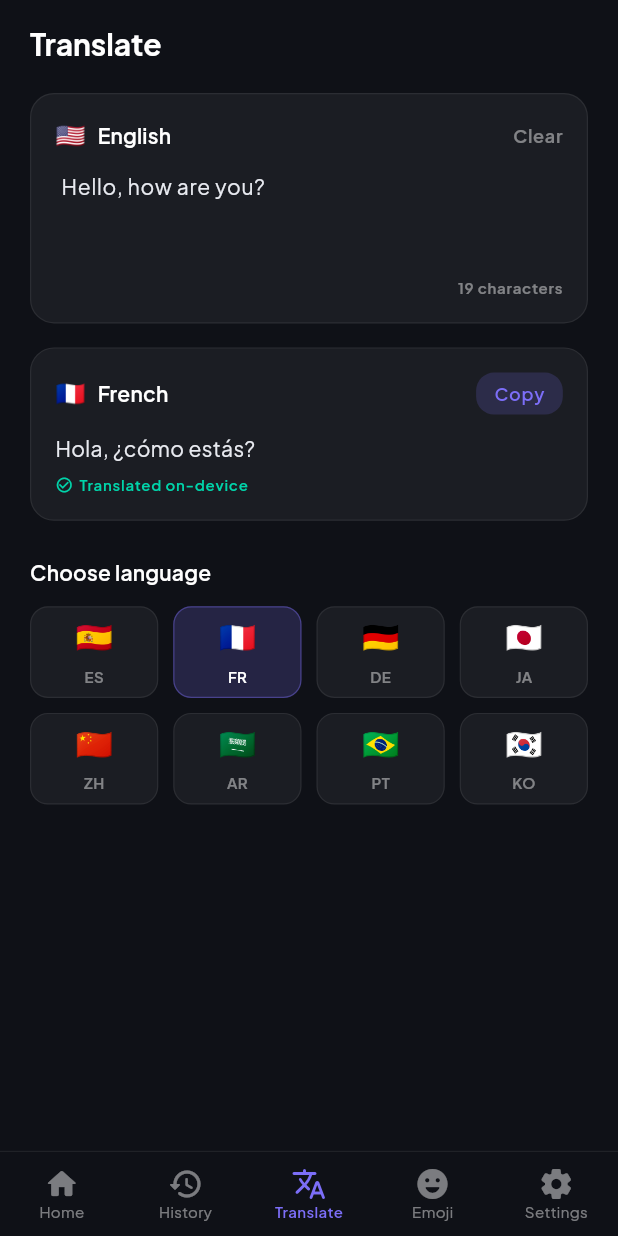
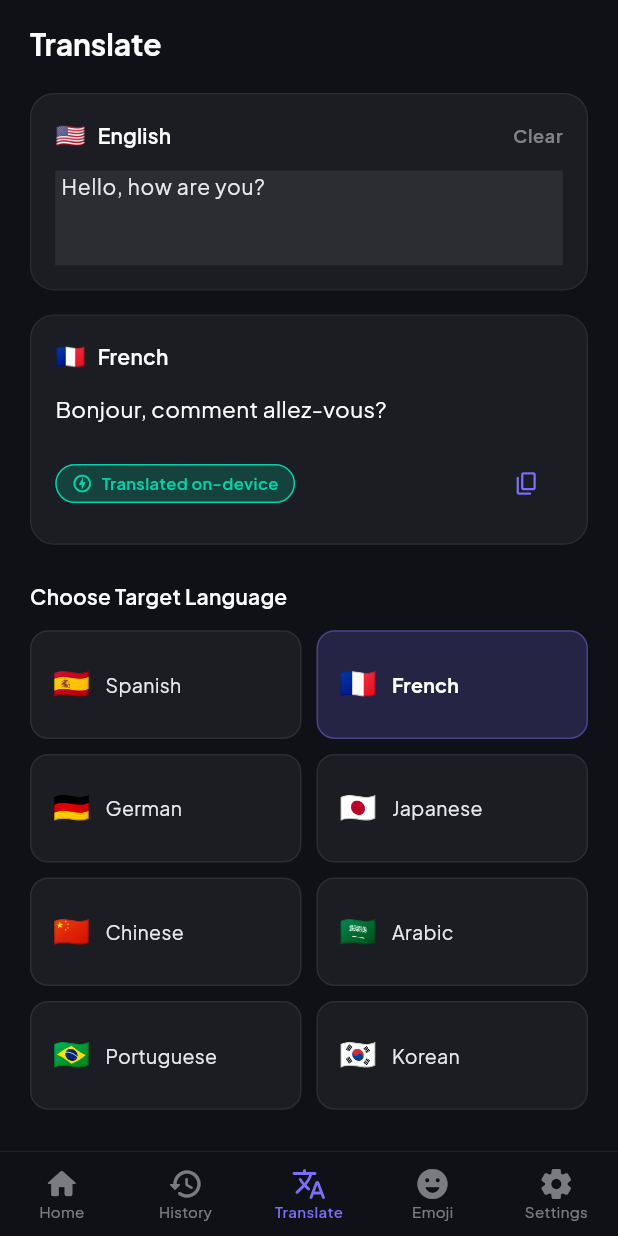
Before and after one commit to tramakrishna3012/KeyFlow, a Flutter app: the TranslateScreen screen opened by its route, after a tap on "🇫🇷", on a phone screen of 412 x 824 dp. Run offline on Flutter 3.47's test engine with Material 3 defaults, Android fonts, the phone set to English and light mode, and no system bars; our stand-ins replace flutter_riverpod, flutter_secure_storage, go_router, google_fonts, sqflite_sqlcipher; accounts and stored records are empty.

Commit message:
feat: add cloud-based translation workflow with privacy-focused approval UI and relay server integration

```diff
--- a/app/lib/features/translate/translate_screen.dart
+++ b/app/lib/features/translate/translate_screen.dart
@@ -1,34 +1,38 @@
 import 'package:flutter/material.dart';
-
+import 'package:flutter/services.dart';
+import 'package:flutter_riverpod/flutter_riverpod.dart';
 import '../../core/theme/app_colors.dart';
 import '../../core/widgets/keyflow_card.dart';
+import 'translation_providers.dart';
+import 'translation_service.dart';
 
-/// Translation screen matching the Figma "Translate" tab.
-///
-/// Shows: source language input textarea, target language output card,
-/// and a grid of language picker buttons.
-class TranslateScreen extends StatefulWidget {
+class TranslateScreen extends ConsumerStatefulWidget {
   const TranslateScreen({super.key});
 
   @override
-  State<TranslateScreen> createState() => _TranslateScreenState();
+  ConsumerState<TranslateScreen> createState() => _TranslateScreenState();
 }
 
-class _TranslateScreenState extends State<TranslateScreen> {
-  final _sourceController =
-      TextEditingController(text: 'Hello, how are you?');
-  String _selectedLang = 'ES';
+class _TranslateScreenState extends ConsumerState<TranslateScreen> {
+  late final TextEditingController _sourceController;
 
-  static const _languages = [
-    _Language(code: 'ES', flag: '🇪🇸', name: 'Spanish'),
-    _Language(code: 'FR', flag: '🇫🇷', name: 'French'),
-    _Language(code: 'DE', flag: '🇩🇪', name: 'German'),
-    _Language(code: 'JA', flag: '🇯🇵', name: 'Japanese'),
-    _Language(code: 'ZH', flag: '🇨🇳', name: 'Chinese'),
-    _Language(code: 'AR', flag: '🇸🇦', name: 'Arabic'),
-    _Language(code: 'PT', flag: '🇧🇷', name: 'Portuguese'),
-    _Language(code: 'KO', flag: '🇰🇷', name: 'Korean'),
+  static const List<Map<String, String>> _languages = [
+    {'code': 'es', 'flag': '🇪🇸', 'name': 'Spanish'},
+    {'code': 'fr', 'flag': '🇫🇷', 'name': 'French'},
+    {'code': 'de', 'flag': '🇩🇪', 'name': 'German'},
+    {'code': 'ja', 'flag': '🇯🇵', 'name': 'Japanese'},
+    {'code': 'zh', 'flag': '🇨🇳', 'name': 'Chinese'},
+    {'code': 'ar', 'flag': '🇸🇦', 'name': 'Arabic'},
+    {'code': 'pt', 'flag': '🇧🇷', 'name': 'Portuguese'},
+    {'code': 'ko', 'flag': '🇰🇷', 'name': 'Korean'},
   ];
+
+  @override
+  void initState() {
+    super.initState();
+    final initialText = ref.read(sourceTextProvider);
+    _sourceController = TextEditingController(text: initialText);
+  }
 
   @override
   void dispose() {
@@ -36,8 +40,56 @@ class _TranslateScreenState extends State<TranslateScreen> {
     super.dispose();
   }
 
+  void _onSourceTextChanged(String val) {
+    ref.read(sourceTextProvider.notifier).state = val;
+    // Reset per-use approval when text changes
+    ref.read(userApprovedCloudProvider.notifier).state = false;
+  }
+
+  void _requestCloudApproval(BuildContext context) {
+    showDialog(
+      context: context,
+      builder: (ctx) => AlertDialog(
+        title: const Row(
+          children: [
+            Icon(Icons.cloud_upload_outlined, color: AppColors.primary),
+            SizedBox(width: 10),
+            Text('Cloud Translation Approval', style: TextStyle(fontSize: 16)),
+          ],
+        ),
+        content: const Text(
+          'This text requires cloud translation. Send only this single text snippet to the KeyFlow Translation Relay Service?\n\nKeyFlow will never log or persist your text content.',
+          style: TextStyle(fontSize: 13, height: 1.4),
+        ),
+        actions: [
+          TextButton(
+            onPressed: () => Navigator.of(ctx).pop(),
+            child: const Text('Cancel'),
+          ),
+          ElevatedButton(
+            style: ElevatedButton.styleFrom(backgroundColor: AppColors.primary),
+            onPressed: () {
+              Navigator.of(ctx).pop();
+              ref.read(userApprovedCloudProvider.notifier).state = true;
+            },
+            child: const Text('Approve & Translate', style: TextStyle(color: Colors.white)),
+          ),
+        ],
+      ),
+    );
+  }
+
   @override
-  Widget build(BuildContext context) => Scaffold(
+  Widget build(BuildContext context) {
+    final translationAsync = ref.watch(translationResultProvider);
+    final selectedLang = ref.watch(targetLangProvider);
+
+    final currentLangObj = _languages.firstWhere(
+      (l) => l['code'] == selectedLang,
+      orElse: () => _languages.first,
+    );
+
+    return Scaffold(
       body: SafeArea(
         child: ListView(
           padding: const EdgeInsets.symmetric(horizontal: 20, vertical: 16),
@@ -47,22 +99,31 @@ class _TranslateScreenState extends State<TranslateScreen> {
               style: Theme.of(context).textTheme.headlineMedium,
             ),
             const SizedBox(height: 20),
+
+            // Source Text Input Box
             _buildSourceInput(context),
+
             const SizedBox(height: 16),
-              _buildTargetOutput(context),
+
+            // Target Translation Output Box
+            _buildTargetOutput(context, translationAsync, currentLangObj),
+
             const SizedBox(height: 24),
+
             Text(
-                'Choose language',
+              'Choose Target Language',
               style: Theme.of(context).textTheme.titleMedium,
             ),
             const SizedBox(height: 12),
-              _buildLanguageGrid(),
+            _buildLanguageGrid(selectedLang),
           ],
         ),
       ),
     );
+  }
 
-  Widget _buildSourceInput(BuildContext context) => KeyFlowCard(
+  Widget _buildSourceInput(BuildContext context) {
+    return KeyFlowCard(
       child: Column(
         crossAxisAlignment: CrossAxisAlignment.start,
         children: [
@@ -76,13 +137,13 @@ class _TranslateScreenState extends State<TranslateScreen> {
               ),
               const Spacer(),
               GestureDetector(
-                  onTap: _sourceController.clear,
+                onTap: () {
+                  _sourceController.clear();
+                  _onSourceTextChanged('');
+                },
                 child: Text(
                   'Clear',
-                    style: Theme.of(context)
-                        .textTheme
-                        .labelMedium
-                        ?.copyWith(color: AppColors.textMuted),
+                  style: Theme.of(context).textTheme.labelMedium?.copyWith(color: AppColors.textMuted),
                 ),
               ),
             ],
@@ -91,155 +152,203 @@ class _TranslateScreenState extends State<TranslateScreen> {
           TextField(
             controller: _sourceController,
             maxLines: 3,
+            onChanged: _onSourceTextChanged,
             style: const TextStyle(
               color: AppColors.textSecondary,
               fontSize: 14,
             ),
             decoration: const InputDecoration(
+              hintText: 'Enter or paste text to translate...',
               border: InputBorder.none,
               enabledBorder: InputBorder.none,
               focusedBorder: InputBorder.none,
               contentPadding: EdgeInsets.zero,
-                hintText: 'Type text to translate...',
-                fillColor: Colors.transparent,
-              ),
-            ),
-            const SizedBox(height: 8),
-            Align(
-              alignment: Alignment.bottomRight,
-              child: Text(
-                '${_sourceController.text.length} characters',
-                style: Theme.of(context).textTheme.labelSmall,
             ),
           ),
         ],
       ),
     );
+  }
 
-  Widget _buildTargetOutput(BuildContext context) {
-    final targetLang =
-        _languages.firstWhere((l) => l.code == _selectedLang);
+  Widget _buildTargetOutput(
+    BuildContext context,
+    AsyncValue<TranslationResult> translationAsync,
+    Map<String, String> langObj,
+  ) {
     return KeyFlowCard(
       child: Column(
         crossAxisAlignment: CrossAxisAlignment.start,
         children: [
           Row(
             children: [
-              Text(targetLang.flag, style: const TextStyle(fontSize: 16)),
+              Text(langObj['flag'] ?? '', style: const TextStyle(fontSize: 16)),
               const SizedBox(width: 8),
               Text(
-                targetLang.name,
+                langObj['name'] ?? '',
                 style: Theme.of(context).textTheme.titleMedium,
               ),
-              const Spacer(),
+            ],
+          ),
+          const SizedBox(height: 12),
+          translationAsync.when(
+            data: (res) => Column(
+              crossAxisAlignment: CrossAxisAlignment.start,
+              children: [
+                Text(
+                  res.translatedText.isEmpty ? 'Translation will appear here...' : res.translatedText,
+                  style: TextStyle(
+                    fontSize: 15,
+                    height: 1.4,
+                    color: res.translatedText.isEmpty ? AppColors.textDisabled : AppColors.textPrimary,
+                  ),
+                ),
+                const SizedBox(height: 16),
+                Row(
+                  children: [
+                    // Status Badge Label
                     Container(
-                padding: const EdgeInsets.symmetric(
-                  horizontal: 12,
-                  vertical: 6,
+                      padding: const EdgeInsets.symmetric(horizontal: 10, vertical: 4),
+                      decoration: BoxDecoration(
+                        color: res.isCloud ? AppColors.primarySubtle : AppColors.secondary.withOpacity(0.2),
+                        borderRadius: BorderRadius.circular(20),
+                        border: Border.all(
+                          color: res.isCloud ? AppColors.primaryBorderActive : AppColors.secondary,
                         ),
-                decoration: BoxDecoration(
-                  color: AppColors.primaryGhost,
-                  borderRadius: BorderRadius.circular(12),
                       ),
-                child: Text(
-                  'Copy',
-                  style: Theme.of(context).textTheme.labelMedium,
+                      child: Row(
+                        mainAxisSize: MainAxisSize.min,
+                        children: [
+                          Icon(
+                            res.isCloud ? Icons.cloud_done_outlined : Icons.offline_bolt_outlined,
+                            size: 14,
+                            color: res.isCloud ? AppColors.primary : AppColors.secondary,
+                          ),
+                          const SizedBox(width: 6),
+                          Text(
+                            res.attributionBadge,
+                            style: TextStyle(
+                              fontSize: 11,
+                              fontWeight: FontWeight.w600,
+                              color: res.isCloud ? AppColors.primary : AppColors.secondary,
                             ),
                           ),
                         ],
                       ),
+                    ),
+                    const Spacer(),
+                    if (res.translatedText.isNotEmpty)
+                      IconButton(
+                        icon: const Icon(Icons.copy_rounded, size: 18, color: AppColors.primary),
+                        tooltip: 'Copy Translation',
+                        onPressed: () {
+                          Clipboard.setData(ClipboardData(text: res.translatedText));
+                          ScaffoldMessenger.of(context).showSnackBar(
+                            const SnackBar(content: Text('Translation copied to clipboard!')),
+                          );
+                        },
+                      ),
+                  ],
+                ),
+              ],
+            ),
+            loading: () => const Padding(
+              padding: EdgeInsets.symmetric(vertical: 20),
+              child: Center(child: CircularProgressIndicator()),
+            ),
+            error: (err, stack) {
+              if (err is CloudApprovalRequiredException) {
+                return Column(
+                  crossAxisAlignment: CrossAxisAlignment.start,
+                  children: [
+                    const Text(
+                      'On-device model unavailable for this phrase.',
+                      style: TextStyle(fontSize: 13, color: AppColors.textMuted),
+                    ),
                     const SizedBox(height: 12),
-          Text(
-            'Hola, ¿cómo estás?',
-            style: Theme.of(context).textTheme.bodyMedium?.copyWith(
-                  color: AppColors.textSecondary,
-                  fontSize: 14,
+                    ElevatedButton.icon(
+                      onPressed: () => _requestCloudApproval(context),
+                      icon: const Icon(Icons.cloud_upload_outlined, size: 18),
+                      label: const Text('Approve Cloud Translation'),
+                      style: ElevatedButton.styleFrom(backgroundColor: AppColors.primary),
                     ),
+                  ],
+                );
+              }
+
+              return Container(
+                padding: const EdgeInsets.all(12),
+                decoration: BoxDecoration(
+                  color: AppColors.destructive.withOpacity(0.1),
+                  borderRadius: BorderRadius.circular(8),
+                  border: Border.all(color: AppColors.destructive.withOpacity(0.3)),
                 ),
-          const SizedBox(height: 8),
-          Row(
+                child: Row(
                   children: [
-              const Icon(
-                Icons.check_circle_outline,
-                size: 12,
-                color: AppColors.secondary,
-              ),
-              const SizedBox(width: 4),
-              Text(
-                'Translated on-device',
-                style: Theme.of(context).textTheme.labelSmall?.copyWith(
-                      color: AppColors.secondary,
+                    const Icon(Icons.error_outline, color: AppColors.destructive, size: 20),
+                    const SizedBox(width: 10),
+                    Expanded(
+                      child: Text(
+                        err.toString(),
+                        style: const TextStyle(fontSize: 12, color: AppColors.destructive, height: 1.3),
                       ),
                     ),
                   ],
+                ),
+              );
+            },
           ),
         ],
       ),
     );
   }
 
-  Widget _buildLanguageGrid() => GridView.count(
-        crossAxisCount: 4,
+  Widget _buildLanguageGrid(String activeLangCode) {
+    return GridView.builder(
       shrinkWrap: true,
       physics: const NeverScrollableScrollPhysics(),
+      gridDelegate: const SliverGridDelegateWithFixedCrossAxisCount(
+        crossAxisCount: 2,
         mainAxisSpacing: 10,
         crossAxisSpacing: 10,
-        childAspectRatio: 1.4,
-        children: _languages
-            .map(
-              _buildLanguageButton,
-            )
-            .toList(),
-      );
+        childAspectRatio: 2.5,
+      ),
+      itemCount: _languages.length,
+      itemBuilder: (ctx, idx) {
+        final item = _languages[idx];
+        final isSelected = item['code'] == activeLangCode;
 
-  Widget _buildLanguageButton(_Language lang) {
-    final isActive = lang.code == _selectedLang;
-    return GestureDetector(
-      onTap: () => setState(() => _selectedLang = lang.code),
-      child: AnimatedContainer(
-        duration: const Duration(milliseconds: 200),
+        return InkWell(
+          onTap: () {
+            ref.read(targetLangProvider.notifier).state = item['code']!;
+            ref.read(userApprovedCloudProvider.notifier).state = false;
+          },
+          borderRadius: BorderRadius.circular(12),
+          child: Container(
+            padding: const EdgeInsets.symmetric(horizontal: 14),
             decoration: BoxDecoration(
-          color: isActive
-              ? AppColors.primarySubtle
-              : AppColors.cardSurface,
+              color: isSelected ? AppColors.primarySubtle : AppColors.cardSurface,
               borderRadius: BorderRadius.circular(12),
               border: Border.all(
-            color: isActive
-                ? AppColors.primaryBorderActive
-                : AppColors.cardBorder,
-            width: 0.8,
+                color: isSelected ? AppColors.primaryBorderActive : AppColors.cardBorder,
               ),
             ),
-        child: Column(
-          mainAxisAlignment: MainAxisAlignment.center,
+            child: Row(
               children: [
-            Text(lang.flag, style: const TextStyle(fontSize: 20)),
-            const SizedBox(height: 4),
+                Text(item['flag']!, style: const TextStyle(fontSize: 20)),
+                const SizedBox(width: 10),
                 Text(
-              lang.code,
+                  item['name']!,
                   style: TextStyle(
-                fontSize: 10,
-                fontWeight: FontWeight.w600,
-                color: isActive
-                    ? AppColors.textPrimary
-                    : AppColors.textMuted,
+                    fontSize: 13,
+                    fontWeight: isSelected ? FontWeight.bold : FontWeight.normal,
+                    color: isSelected ? AppColors.textPrimary : AppColors.textSecondary,
                   ),
                 ),
               ],
             ),
           ),
         );
+      },
+    );
   }
 }
-
-class _Language {
-  const _Language({
-    required this.code,
-    required this.flag,
-    required this.name,
-  });
-
-  final String code;
-  final String flag;
-  final String name;
-}
--- /dev/null
+++ b/app/lib/features/translate/translation_providers.dart
@@ -0,0 +1,25 @@
+import 'package:flutter_riverpod/flutter_riverpod.dart';
+import 'translation_service.dart';
+
+final translationServiceProvider = Provider<TranslationService>((ref) {
+  return TranslationService();
+});
+
+final sourceTextProvider = StateProvider<String>((ref) => 'Hello, how are you?');
+
+final targetLangProvider = StateProvider<String>((ref) => 'es');
+
+final userApprovedCloudProvider = StateProvider<bool>((ref) => false);
+
+final translationResultProvider = FutureProvider<TranslationResult>((ref) async {
+  final service = ref.watch(translationServiceProvider);
+  final text = ref.watch(sourceTextProvider);
+  final targetLang = ref.watch(targetLangProvider);
+  final approved = ref.watch(userApprovedCloudProvider);
+
+  return service.translate(
+    text: text,
+    targetLang: targetLang,
+    userApprovedCloud: approved,
+  );
+});
--- /dev/null
+++ b/app/lib/features/translate/translation_service.dart
@@ -0,0 +1,161 @@
+import 'dart:convert';
+import 'package:flutter/foundation.dart';
+import 'package:http/http.dart' as http;
+
+/// Result of a translation request containing translated text and attribution status.
+class TranslationResult {
+  const TranslationResult({
+    required this.translatedText,
+    required this.sourceLang,
+    required this.targetLang,
+    required this.isCloud,
+    required this.attributionBadge,
+  });
+
+  final String translatedText;
+  final String sourceLang;
+  final String targetLang;
+  final bool isCloud;
+  final String attributionBadge;
+}
+
+/// Exception thrown when cloud fallback requires per-use user approval (TRD S-4).
+class CloudApprovalRequiredException implements Exception {
+  final String message;
+  const CloudApprovalRequiredException([this.message = 'Cloud translation requires per-use user approval.']);
+  @override
+  String toString() => message;
+}
+
+/// Exception thrown when translation fails due to network or service unreachable.
+class TranslationException implements Exception {
+  final String message;
+  const TranslationException(this.message);
+  @override
+  String toString() => message;
+}
+
+/// On-Device & Cloud Relay Translation Service for KeyFlow (Architecture §5, SRS FR-15..18).
+class TranslationService {
+  TranslationService({
+    String? relayEndpoint,
+    http.Client? httpClient,
+  })  : _relayEndpoint = relayEndpoint ?? 'http://localhost:3000/translate',
+        _client = httpClient ?? http.Client();
+
+  final String _relayEndpoint;
+  final http.Client _client;
+
+  // On-device local dictionary pairs
+  static const Map<String, Map<String, String>> _onDeviceDictionary = {
+    'es': {
+      'hello, how are you?': 'Hola, ¿cómo estás?',
+      'good morning': 'Buenos días',
+      'thank you': 'Gracias',
+      'welcome to keyflow': 'Bienvenido a KeyFlow',
+      'project roadmap': 'Hoja de ruta del proyecto',
+    },
+    'fr': {
+      'hello, how are you?': 'Bonjour, comment allez-vous?',
+      'good morning': 'Bonjour',
+      'thank you': 'Merci',
+      'welcome to keyflow': 'Bienvenue sur KeyFlow',
+    },
+    'de': {
+      'hello, how are you?': 'Hallo, wie geht es Ihnen?',
+      'good morning': 'Guten Morgen',
+      'thank you': 'Danke',
+    },
+    'ja': {
+      'hello, how are you?': 'こんにちは、お元気ですか？',
+      'good morning': 'おはようございます',
+      'thank you': 'ありがとうございます',
+    },
+  };
+
+  /// Check if the target language is supported on-device.
+  bool isOnDeviceSupported(String targetLang) {
+    final lang = targetLang.toLowerCase();
+    return _onDeviceDictionary.containsKey(lang);
+  }
+
+  /// Translates [text] to [targetLang].
+  ///
+  /// Enforces explicit per-use consent ([userApprovedCloud] = true) before contacting the cloud relay.
+  Future<TranslationResult> translate({
+    required String text,
+    required String targetLang,
+    String sourceLang = 'en',
+    bool userApprovedCloud = false,
+  }) async {
+    final cleanText = text.trim();
+    if (cleanText.isEmpty) {
+      return TranslationResult(
+        translatedText: '',
+        sourceLang: sourceLang,
+        targetLang: targetLang,
+        isCloud: false,
+        attributionBadge: 'Translated on-device',
+      );
+    }
+
+    final targetClean = targetLang.toLowerCase();
+
+    // 1. Try On-Device Translation
+    if (isOnDeviceSupported(targetClean)) {
+      final dict = _onDeviceDictionary[targetClean];
+      final localMatch = dict?[cleanText.toLowerCase()];
+      if (localMatch != null) {
+        return TranslationResult(
+          translatedText: localMatch,
+          sourceLang: sourceLang,
+          targetLang: targetLang,
+          isCloud: false,
+          attributionBadge: 'Translated on-device',
+        );
+      }
+    }
+
+    // 2. Cloud Fallback Path — Enforce per-use approval check
+    if (!userApprovedCloud) {
+      throw const CloudApprovalRequiredException(
+        'Cloud fallback requested. This text snippet will be sent to the KeyFlow Translation Relay.',
+      );
+    }
+
+    // 3. Perform Cloud Relay POST Request
+    try {
+      final response = await _client.post(
+        Uri.parse(_relayEndpoint),
+        headers: {'Content-Type': 'application/json'},
+        body: jsonEncode({
+          'text': cleanText,
+          'source_lang': sourceLang,
+          'target_lang': targetLang,
+          'mock': true,
+        }),
+      ).timeout(const Duration(seconds: 4));
+
+      if (response.statusCode == 200) {
+        final Map<String, dynamic> body = jsonDecode(response.body);
+        final translated = body['translated_text'] as String? ?? cleanText;
+
+        return TranslationResult(
+          translatedText: translated,
+          sourceLang: sourceLang,
+          targetLang: targetLang,
+          isCloud: true,
+          attributionBadge: 'Translated via cloud (user approved)',
+        );
+      } else {
+        throw TranslationException('Cloud relay returned status ${response.statusCode}');
+      }
+    } catch (e) {
+      if (e is CloudApprovalRequiredException) rethrow;
+      debugPrint('Translation error: $e');
+      throw const TranslationException(
+        'Translation failed: Cloud relay service unreachable. Please check your internet connection.',
+      );
+    }
+  }
+}
```
Also changed, not shown: relay/package.json (added, +14 -0 lines), 2 other files. Lines whose indentation alone changed are shown as unchanged.
